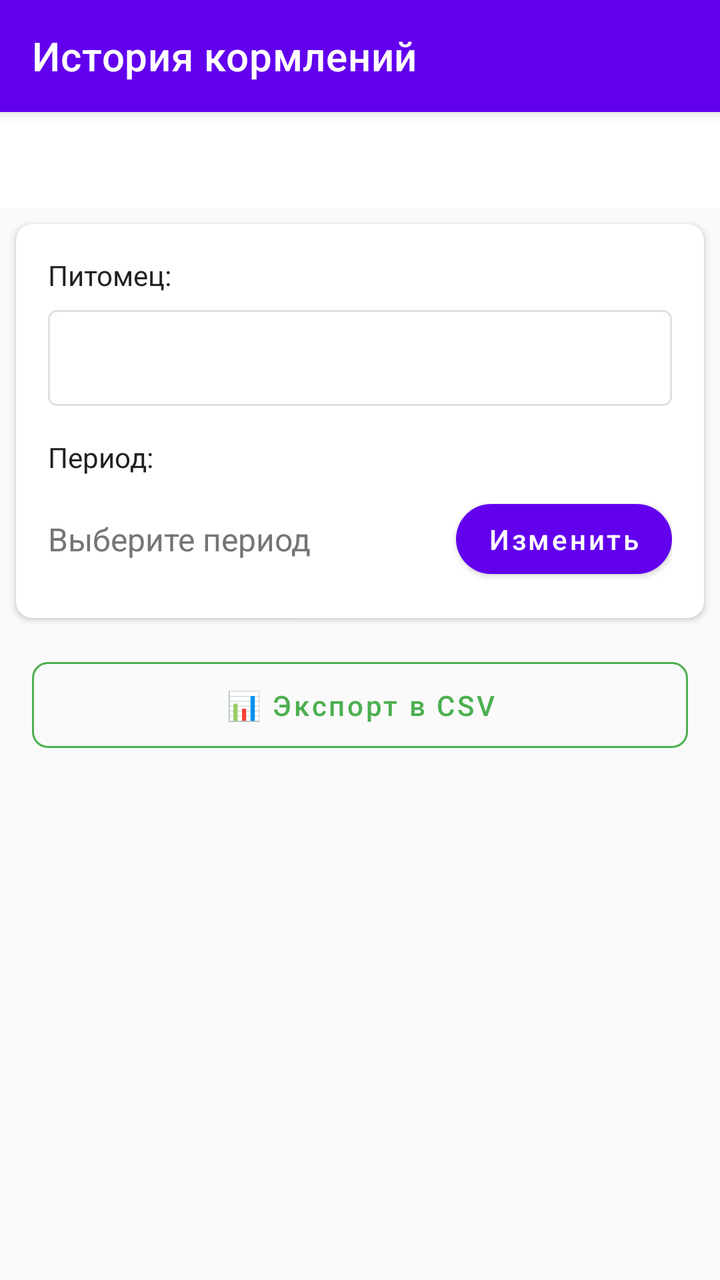
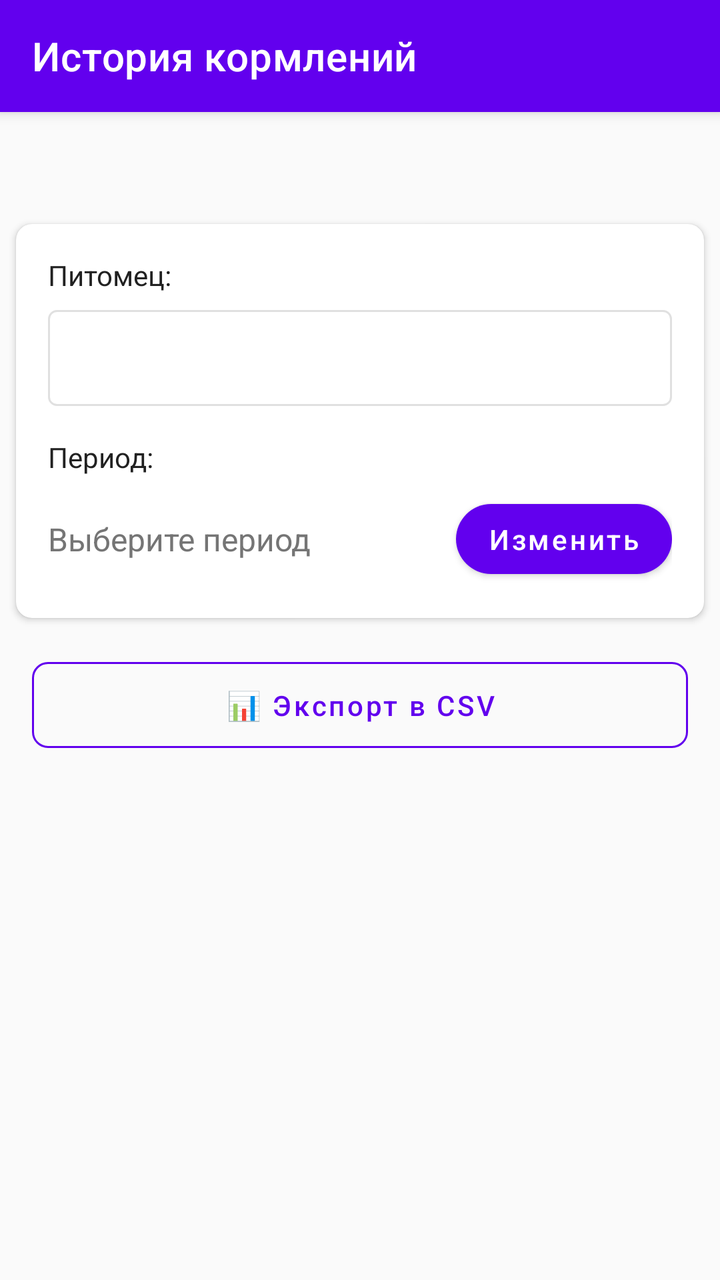

Compare the two renders of this Android layout. The source of the first and the diff that turns it into the second are given below.
<!-- AndroidManifest.xml: application theme Theme.CatFeeder -->
<!-- res/layout/activity_history.xml -->
<?xml version="1.0" encoding="utf-8"?>
<LinearLayout xmlns:android="http://schemas.android.com/apk/res/android"
    xmlns:app="http://schemas.android.com/apk/res-auto"
    xmlns:tools="http://schemas.android.com/tools"
    android:layout_width="match_parent"
    android:layout_height="match_parent"
    android:orientation="vertical"
    android:background="@color/background"
    tools:context=".HistoryActivity">

    
    <androidx.appcompat.widget.Toolbar
        android:id="@+id/toolbar"
        android:layout_width="match_parent"
        android:layout_height="?attr/actionBarSize"
        android:background="?attr/colorPrimary"
        android:elevation="4dp"
        app:popupTheme="@style/ThemeOverlay.AppCompat.Light"
        app:title="История кормлений"
        app:titleTextColor="@android:color/white"/>

    
    <com.google.android.material.tabs.TabLayout
        android:id="@+id/tab_layout"
        android:layout_width="match_parent"
        android:layout_height="wrap_content"
        android:background="@color/white"
        app:tabIndicatorColor="@color/primary_color"
        app:tabIndicatorHeight="3dp"
        app:tabSelectedTextColor="@color/primary_color"
        app:tabTextColor="@color/text_secondary"
        app:tabMode="fixed"
        app:tabGravity="fill"/>

    
    <androidx.cardview.widget.CardView
        android:layout_width="match_parent"
        android:layout_height="wrap_content"
        android:layout_margin="8dp"
        app:cardCornerRadius="8dp"
        app:cardElevation="2dp">

        <LinearLayout
            android:layout_width="match_parent"
            android:layout_height="wrap_content"
            android:orientation="vertical"
            android:padding="16dp">

            
            <TextView
                android:layout_width="wrap_content"
                android:layout_height="wrap_content"
                android:text="Питомец:"
                android:textColor="@color/text_primary"
                android:textSize="14sp"
                android:layout_marginBottom="8dp"/>

            <Spinner
                android:id="@+id/spinner_pets"
                android:layout_width="match_parent"
                android:layout_height="48dp"
                android:background="@drawable/bg_spinner"
                android:paddingHorizontal="12dp"
                android:layout_marginBottom="16dp"/>

            
            <TextView
                android:layout_width="wrap_content"
                android:layout_height="wrap_content"
                android:text="Период:"
                android:textColor="@color/text_primary"
                android:textSize="14sp"
                android:layout_marginBottom="8dp"/>

            <LinearLayout
                android:layout_width="match_parent"
                android:layout_height="wrap_content"
                android:orientation="horizontal"
                android:gravity="center_vertical">

                <TextView
                    android:id="@+id/tv_date_range"
                    android:layout_width="0dp"
                    android:layout_height="wrap_content"
                    android:layout_weight="1"
                    android:text="Выберите период"
                    android:textColor="@color/text_secondary"
                    android:textSize="16sp"
                    android:layout_marginEnd="8dp"/>

                <Button
                    android:id="@+id/btn_date_filter"
                    android:layout_width="wrap_content"
                    android:layout_height="wrap_content"
                    android:text="Изменить"
                    style="@style/Widget.CatFeeder.Button.Small"/>

            </LinearLayout>

        </LinearLayout>

    </androidx.cardview.widget.CardView>

    
    <LinearLayout
        android:layout_width="match_parent"
        android:layout_height="wrap_content"
        android:orientation="horizontal"
        android:paddingHorizontal="16dp"
        android:paddingVertical="8dp">

        <Button
            android:id="@+id/btn_export"
            android:layout_width="match_parent"
            android:layout_height="wrap_content"
            android:text="📊 Экспорт в CSV"
            style="@style/Widget.CatFeeder.Button.Outlined"
            android:drawableStart="@drawable/ic_export"
            android:drawablePadding="8dp"/>

    </LinearLayout>

    
    <ProgressBar
        android:id="@+id/progressBar"
        android:layout_width="48dp"
        android:layout_height="48dp"
        android:layout_gravity="center"
        android:layout_marginTop="32dp"
        android:visibility="gone"/>

    
    <TextView
        android:id="@+id/tv_empty_state"
        android:layout_width="match_parent"
        android:layout_height="wrap_content"
        android:layout_marginTop="32dp"
        android:padding="32dp"
        android:gravity="center"
        android:text="Выберите питомца для просмотра истории"
        android:textSize="16sp"
        android:textColor="@color/text_secondary"
        android:visibility="gone"/>

    
    <androidx.recyclerview.widget.RecyclerView
        android:id="@+id/rv_history"
        android:layout_width="match_parent"
        android:layout_height="match_parent"
        android:padding="8dp"
        android:clipToPadding="false"
        android:visibility="visible"/>

</LinearLayout>
<!-- resources referenced by this layout -->
<resources>
  <color name="background">#FAFAFA</color>
  <color name="primary_color">#4CAF50</color>
  <color name="text_primary">#212121</color>
  <color name="text_secondary">#757575</color>
  <style name="Widget.CatFeeder.Button.Outlined" parent="Widget.MaterialComponents.Button.OutlinedButton">
          <item name="android:textColor">@color/primary_color</item>
          <item name="strokeColor">@color/primary_color</item>
          <item name="strokeWidth">1dp</item>
          <item name="android:textAllCaps">false</item>
          <item name="android:minHeight">48dp</item>
          <item name="cornerRadius">8dp</item>
          
          <item name="android:paddingStart">16dp</item>
          <item name="android:paddingEnd">16dp</item>
          <item name="android:paddingTop">12dp</item>
          <item name="android:paddingBottom">12dp</item>
      </style>
  <style name="Widget.CatFeeder.Button.Small" parent="Widget.MaterialComponents.Button">
          <item name="android:minHeight">36dp</item>
          <item name="android:paddingTop">8dp</item>
          <item name="android:paddingBottom">8dp</item>
          <item name="android:paddingStart">16dp</item>
          <item name="android:paddingEnd">16dp</item>
          <item name="cornerRadius">18dp</item>
          <item name="android:textSize">14sp</item>
          <item name="android:textAllCaps">false</item>
      </style>
  <style name="Theme.CatFeeder" parent="Theme.MaterialComponents.DayNight.DarkActionBar">
          
          <item name="colorPrimary">@color/purple_500</item>
          <item name="colorPrimaryVariant">@color/purple_700</item>
          <item name="android:textColor">@color/white</item>
          <item name="android:textColorPrimary">@color/white</item>
          <item name="android:textColorSecondary">#FF888888</item>
          <item name="colorOnPrimary">@color/white</item>
  
  
          
          <item name="colorSecondary">@color/teal_200</item>
          <item name="colorSecondaryVariant">@color/teal_700</item>
          <item name="colorOnSecondary">@color/black</item>
  
          
          <item name="android:statusBarColor" tools:targetApi="l">?attr/colorPrimaryVariant</item>
  
          
          <item name="android:windowLightStatusBar" tools:targetApi="m">true</item>
          <item name="android:windowLightNavigationBar" tools:targetApi="o_mr1">true</item>
  
          
          <item name="actionBarSize">56dp</item>
          <item name="actionBarStyle">@style/Widget.CatFeeder.ActionBar</item>
  
          
          <item name="editTextStyle">@style/Widget.CatFeeder.EditText</item>
  
          
          <item name="materialButtonStyle">@style/Widget.CatFeeder.Button</item>
      </style>
  <style name="Widget.CatFeeder.EditText" parent="Widget.MaterialComponents.TextInputEditText.OutlinedBox">
          <item name="boxStrokeColor">@color/purple_200</item>
          <item name="android:padding">12dp</item>
          <item name="android:textSize">16sp</item>
      </style>
  <style name="Widget.CatFeeder.Button" parent="Widget.MaterialComponents.Button">
          <item name="android:minHeight">48dp</item>
          <item name="android:insetTop">0dp</item>
          <item name="android:insetBottom">0dp</item>
          <item name="cornerRadius">8dp</item>
          <item name="android:textAllCaps">false</item>
      </style>
  <color name="purple_200">#FFBB86FC</color>
  <!-- unchanged entries left out for length: 10 -->
</resources>

<!-- the commit's change to res/layout/activity_history.xml (unified diff, before → after) -->
@@ -5,7 +5,7 @@
     android:layout_width="match_parent"
     android:layout_height="match_parent"
     android:orientation="vertical"
-    android:background="@color/background"
+    android:background="?attr/customBackground"
     tools:context=".HistoryActivity">
 
     
@@ -24,11 +24,11 @@
         android:id="@+id/tab_layout"
         android:layout_width="match_parent"
         android:layout_height="wrap_content"
-        android:background="@color/white"
-        app:tabIndicatorColor="@color/primary_color"
+        android:background="?attr/customBackground"
+        app:tabIndicatorColor="?attr/colorPrimary"
         app:tabIndicatorHeight="3dp"
-        app:tabSelectedTextColor="@color/primary_color"
-        app:tabTextColor="@color/text_secondary"
+        app:tabSelectedTextColor="?attr/colorPrimary"
+        app:tabTextColor="?attr/customTextSecondary"
         app:tabMode="fixed"
         app:tabGravity="fill"/>
 
@@ -36,6 +36,7 @@
     <androidx.cardview.widget.CardView
         android:layout_width="match_parent"
         android:layout_height="wrap_content"
+        android:background="?attr/customCardBackground"
         android:layout_margin="8dp"
         app:cardCornerRadius="8dp"
         app:cardElevation="2dp">
@@ -51,7 +52,7 @@
                 android:layout_width="wrap_content"
                 android:layout_height="wrap_content"
                 android:text="Питомец:"
-                android:textColor="@color/text_primary"
+                android:textColor="?attr/customTextPrimary"
                 android:textSize="14sp"
                 android:layout_marginBottom="8dp"/>
 
@@ -68,7 +69,7 @@
                 android:layout_width="wrap_content"
                 android:layout_height="wrap_content"
                 android:text="Период:"
-                android:textColor="@color/text_primary"
+                android:textColor="?attr/customTextPrimary"
                 android:textSize="14sp"
                 android:layout_marginBottom="8dp"/>
 
@@ -84,7 +85,7 @@
                     android:layout_height="wrap_content"
                     android:layout_weight="1"
                     android:text="Выберите период"
-                    android:textColor="@color/text_secondary"
+                    android:textColor="?attr/customTextSecondary"
                     android:textSize="16sp"
                     android:layout_marginEnd="8dp"/>
 
@@ -139,7 +140,7 @@
         android:gravity="center"
         android:text="Выберите питомца для просмотра истории"
         android:textSize="16sp"
-        android:textColor="@color/text_secondary"
+        android:textColor="?attr/customTextSecondary"
         android:visibility="gone"/>
 
     
<!-- resource entries referenced after the edit -->
@@ -1,17 +1,12 @@
 <!-- resources referenced by this layout -->
 <resources>
-  <color name="background">#FAFAFA</color>
-  <color name="primary_color">#4CAF50</color>
-  <color name="text_primary">#212121</color>
-  <color name="text_secondary">#757575</color>
   <style name="Widget.CatFeeder.Button.Outlined" parent="Widget.MaterialComponents.Button.OutlinedButton">
-          <item name="android:textColor">@color/primary_color</item>
-          <item name="strokeColor">@color/primary_color</item>
+          <item name="android:textColor">?attr/colorPrimary</item>
+          <item name="strokeColor">?attr/colorPrimary</item>
           <item name="strokeWidth">1dp</item>
           <item name="android:textAllCaps">false</item>
           <item name="android:minHeight">48dp</item>
           <item name="cornerRadius">8dp</item>
-          
           <item name="android:paddingStart">16dp</item>
           <item name="android:paddingEnd">16dp</item>
           <item name="android:paddingTop">12dp</item>
@@ -26,30 +21,31 @@
           <item name="cornerRadius">18dp</item>
           <item name="android:textSize">14sp</item>
           <item name="android:textAllCaps">false</item>
+          <item name="android:textColor">@color/white</item>
       </style>
   <style name="Theme.CatFeeder" parent="Theme.MaterialComponents.DayNight.DarkActionBar">
           
           <item name="colorPrimary">@color/purple_500</item>
           <item name="colorPrimaryVariant">@color/purple_700</item>
-          <item name="android:textColor">@color/white</item>
-          <item name="android:textColorPrimary">@color/white</item>
-          <item name="android:textColorSecondary">#FF888888</item>
           <item name="colorOnPrimary">@color/white</item>
   
-  
-          
           <item name="colorSecondary">@color/teal_200</item>
           <item name="colorSecondaryVariant">@color/teal_700</item>
           <item name="colorOnSecondary">@color/black</item>
   
           
-          <item name="android:statusBarColor" tools:targetApi="l">?attr/colorPrimaryVariant</item>
+          <item name="customBackground">@color/light_background</item>
+          <item name="customSurface">@color/light_surface</item>
+          <item name="customTextPrimary">@color/light_text_primary</item>
+          <item name="customTextSecondary">@color/light_text_secondary</item>
+          <item name="customTextHint">@color/light_text_hint</item>
+          <item name="customDivider">@color/light_divider</item>
+          <item name="customCardBackground">@color/light_card_background</item>
+          <item name="customIconTint">@color/light_icon_tint</item>
   
           
-          <item name="android:windowLightStatusBar" tools:targetApi="m">true</item>
-          <item name="android:windowLightNavigationBar" tools:targetApi="o_mr1">true</item>
-  
-          
+          <item name="android:statusBarColor">?attr/colorPrimaryVariant</item>
+          <item name="android:windowLightStatusBar">true</item>
           <item name="actionBarSize">56dp</item>
           <item name="actionBarStyle">@style/Widget.CatFeeder.ActionBar</item>
   
@@ -59,10 +55,23 @@
           
           <item name="materialButtonStyle">@style/Widget.CatFeeder.Button</item>
       </style>
+  <color name="light_background">#FAFAFA</color>
+  <color name="light_surface">#FFFFFF</color>
+  <color name="light_text_primary">#212121</color>
+  <color name="light_text_secondary">#757575</color>
+  <color name="light_text_hint">#8A8A8A</color>
+  <color name="light_divider">#E0E0E0</color>
+  <color name="light_card_background">#FFFFFF</color>
+  <color name="light_icon_tint">#757575</color>
   <style name="Widget.CatFeeder.EditText" parent="Widget.MaterialComponents.TextInputEditText.OutlinedBox">
-          <item name="boxStrokeColor">@color/purple_200</item>
-          <item name="android:padding">12dp</item>
+          <item name="boxStrokeColor">@color/purple_500</item>
+          <item name="android:paddingStart">12dp</item>
+          <item name="android:paddingEnd">12dp</item>
+          <item name="android:paddingTop">12dp</item>
+          <item name="android:paddingBottom">12dp</item>
           <item name="android:textSize">16sp</item>
+          <item name="android:textColor">?attr/customTextPrimary</item>
+          <item name="android:textColorHint">?attr/customTextHint</item>
       </style>
   <style name="Widget.CatFeeder.Button" parent="Widget.MaterialComponents.Button">
           <item name="android:minHeight">48dp</item>
@@ -70,8 +79,10 @@
           <item name="android:insetBottom">0dp</item>
           <item name="cornerRadius">8dp</item>
           <item name="android:textAllCaps">false</item>
+          <item name="android:paddingStart">16dp</item>
+          <item name="android:paddingEnd">16dp</item>
+          <item name="android:textColor">@color/white</item>
       </style>
-  <color name="purple_200">#FFBB86FC</color>
   <!-- unchanged entries left out for length: 10 -->
 </resources>
 
